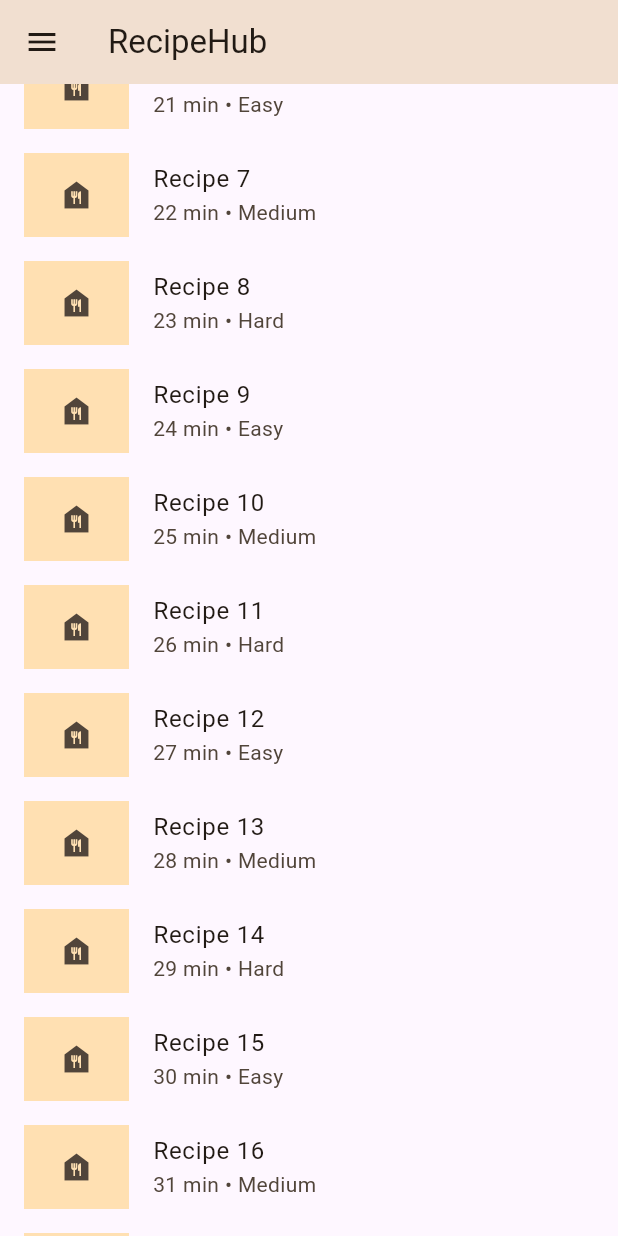
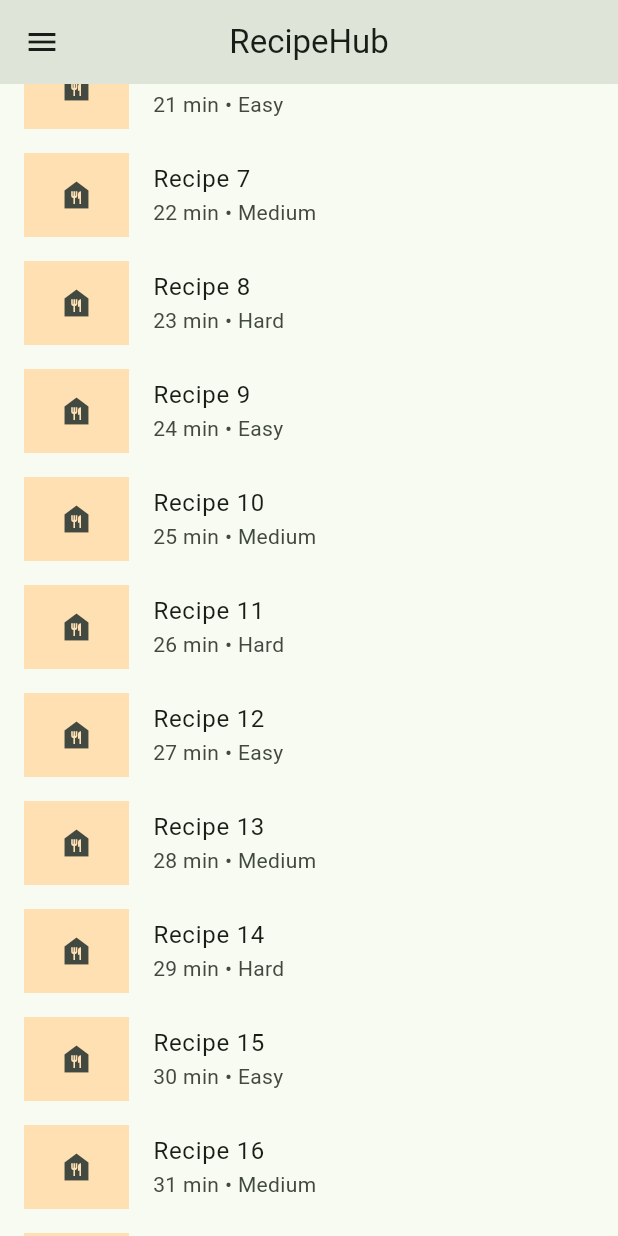
Before and after one commit to amena-bs23/recipehub, a Flutter app: the screen it shows after launch, scrolled down 576 dp, on a phone screen of 412 x 824 dp. Run offline on Flutter 3.47's test engine with Material 3 defaults, Android fonts, the phone set to English and light mode, and no system bars; our stand-ins replace dio, flutter_riverpod, freezed_annotation, go_router, riverpod_annotation, shared_preferences; generated files the repository leaves out were written again.

Commit message:
fix: Theming bug

```diff
--- a/lib/main.dart
+++ b/lib/main.dart
@@ -2,6 +2,7 @@ import 'package:flutter/material.dart';
 import 'package:flutter_riverpod/flutter_riverpod.dart';
 import 'package:recipehub/src/presentation/core/router/router.dart';
 import 'package:recipehub/src/presentation/core/theme/theme.dart';
+import 'package:recipehub/src/presentation/core/theme/theme_provider.dart';
 
 void main() async {
   WidgetsFlutterBinding.ensureInitialized();
@@ -15,11 +16,10 @@ class RecipeHubApp extends ConsumerWidget {
   Widget build(BuildContext context, WidgetRef ref) {
     final themeMode = ref.watch(themeNotifierProvider);
     final router = ref.watch(appRouterProvider);
-
     return MaterialApp.router(
       title: 'RecipeHub',
-      theme: AppTheme.light,
-      darkTheme: AppTheme.dark,
+      theme: AppTheme.lightTheme,
+      darkTheme: AppTheme.darkTheme,
       themeMode: themeMode,
       routerConfig: router,
       debugShowCheckedModeBanner: false,
--- a/lib/src/presentation/core/theme/theme.dart
+++ b/lib/src/presentation/core/theme/theme.dart
@@ -1,50 +1,35 @@
 import 'package:flutter/material.dart';
-import 'package:flutter_riverpod/flutter_riverpod.dart';
-import 'package:shared_preferences/shared_preferences.dart';
 
-final themeNotifierProvider = StateNotifierProvider<ThemeNotifier, ThemeMode>((
-  ref,
-) {
-  return ThemeNotifier();
-});
-
-class ThemeNotifier extends StateNotifier<ThemeMode> {
-  static const _key = 'theme_mode';
-  ThemeNotifier() : super(ThemeMode.system) {
-    _loadTheme();
+class AppTheme {
+  static ThemeData get lightTheme {
+    return ThemeData(
+      useMaterial3: true,
+      brightness: Brightness.light,
+      colorScheme: ColorScheme.fromSeed(
+        seedColor: const Color(0xFF2E7D32), // Green theme
+        brightness: Brightness.light,
+      ),
+      appBarTheme: const AppBarTheme(centerTitle: true, elevation: 0),
+      cardTheme: CardThemeData(
+        elevation: 2,
+        shape: RoundedRectangleBorder(borderRadius: BorderRadius.circular(12)),
+      ),
+    );
   }
 
-  Future<void> _loadTheme() async {
-    final prefs = await SharedPreferences.getInstance();
-    final theme = prefs.getString(_key);
-    if (theme == 'dark') {
-      state = ThemeMode.dark;
-    } else if (theme == 'light') {
-      state = ThemeMode.light;
-    }
-  }
-
-  Future<void> toggleTheme() async {
-    final prefs = await SharedPreferences.getInstance();
-    if (state == ThemeMode.light) {
-      state = ThemeMode.dark;
-      prefs.setString(_key, 'dark');
-    } else {
-      state = ThemeMode.light;
-      prefs.setString(_key, 'light');
-    }
+  static ThemeData get darkTheme {
+    return ThemeData(
+      useMaterial3: true,
+      brightness: Brightness.dark,
+      colorScheme: ColorScheme.fromSeed(
+        seedColor: const Color(0xFF4CAF50), // Green theme
+        brightness: Brightness.dark,
+      ),
+      appBarTheme: const AppBarTheme(centerTitle: true, elevation: 0),
+      cardTheme: CardThemeData(
+        elevation: 2,
+        shape: RoundedRectangleBorder(borderRadius: BorderRadius.circular(12)),
+      ),
+    );
   }
 }
-
-class AppTheme {
-  static final light = ThemeData.light(
-    useMaterial3: true,
-  ).copyWith(colorScheme: ColorScheme.fromSeed(seedColor: Colors.orange));
-
-  static final dark = ThemeData.dark(useMaterial3: true).copyWith(
-    colorScheme: ColorScheme.fromSeed(
-      seedColor: Colors.orange,
-      brightness: Brightness.dark,
-    ),
-  );
-}
```
Also changed, not shown: lib/src/presentation/core/theme/theme_provider.dart (added, +35 -0 lines).
